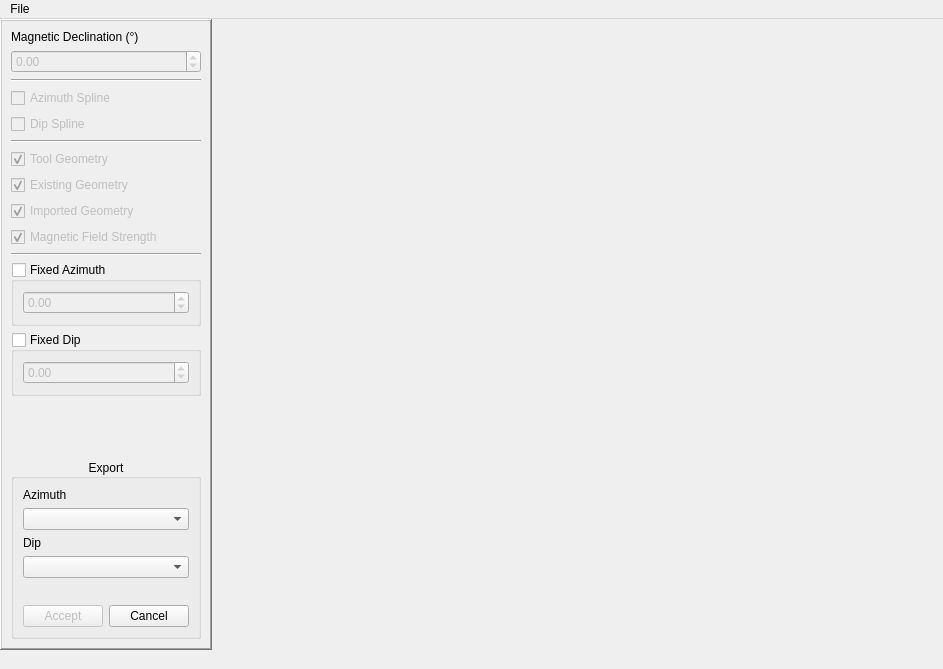
Eric-Meunier/Processor-Suite, file src/qt_ui/pem_geometry.ui: the form before one commit.
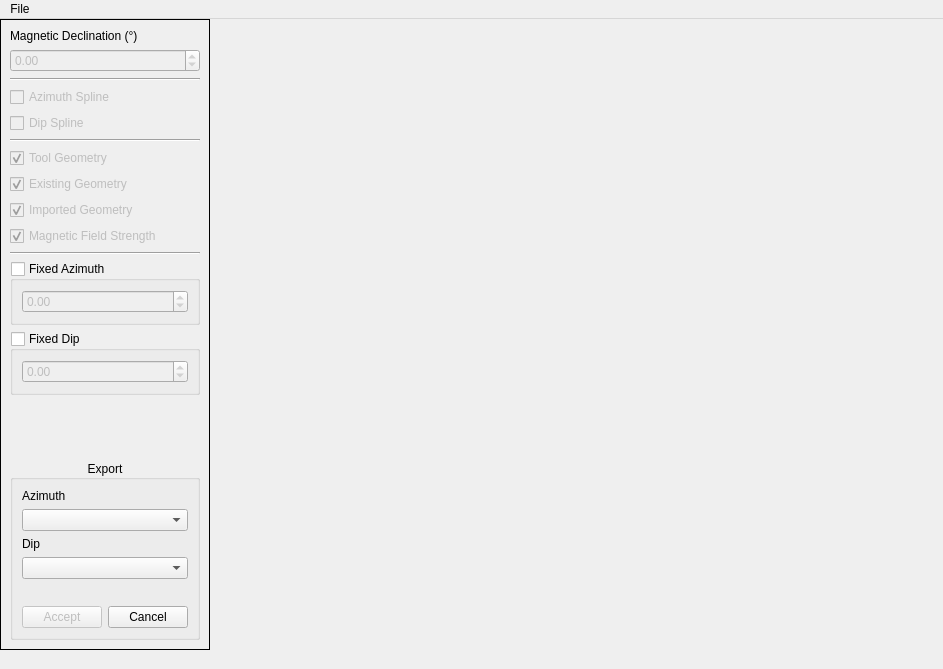
The form after the commit.

The edit to the form file:
```diff
--- a/src/qt_ui/pem_geometry.ui
+++ b/src/qt_ui/pem_geometry.ui
@@ -42,10 +42,10 @@
        </sizepolicy>
       </property>
       <property name="frameShape">
-       <enum>QFrame::WinPanel</enum>
+       <enum>QFrame::Panel</enum>
       </property>
       <property name="frameShadow">
-       <enum>QFrame::Raised</enum>
+       <enum>QFrame::Plain</enum>
       </property>
       <layout class="QVBoxLayout" name="verticalLayout">
        <item>
```
